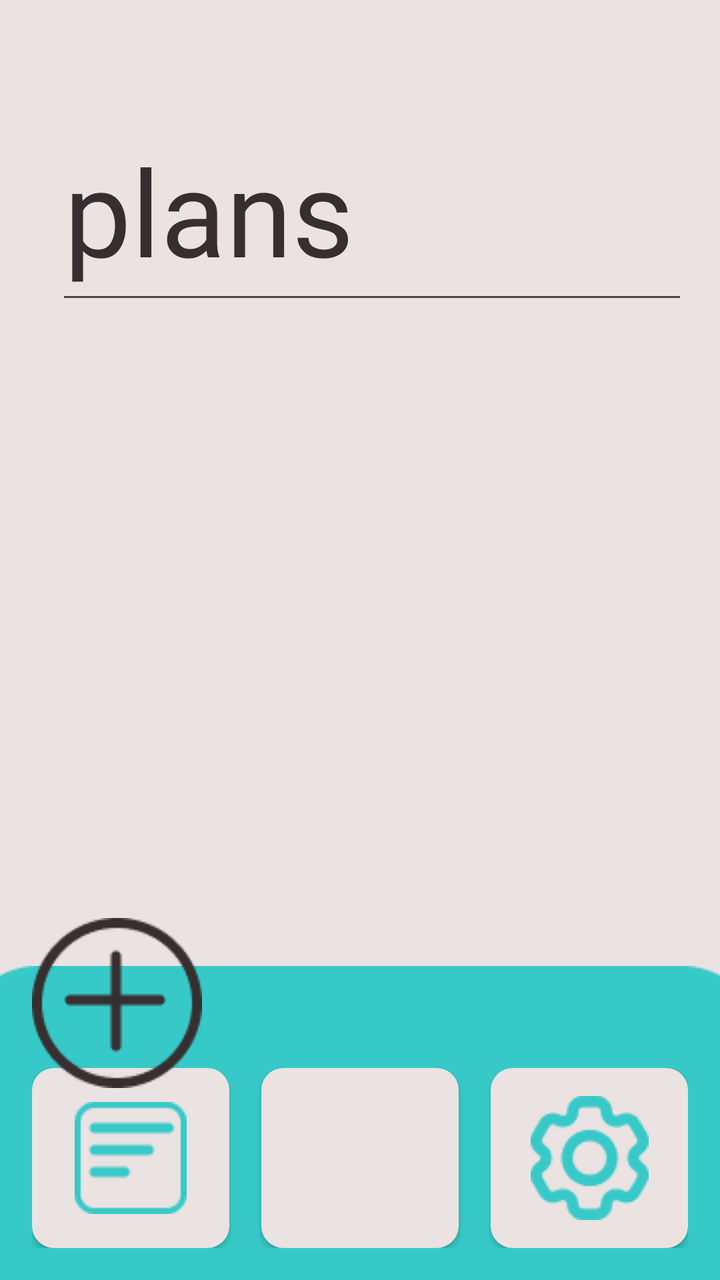
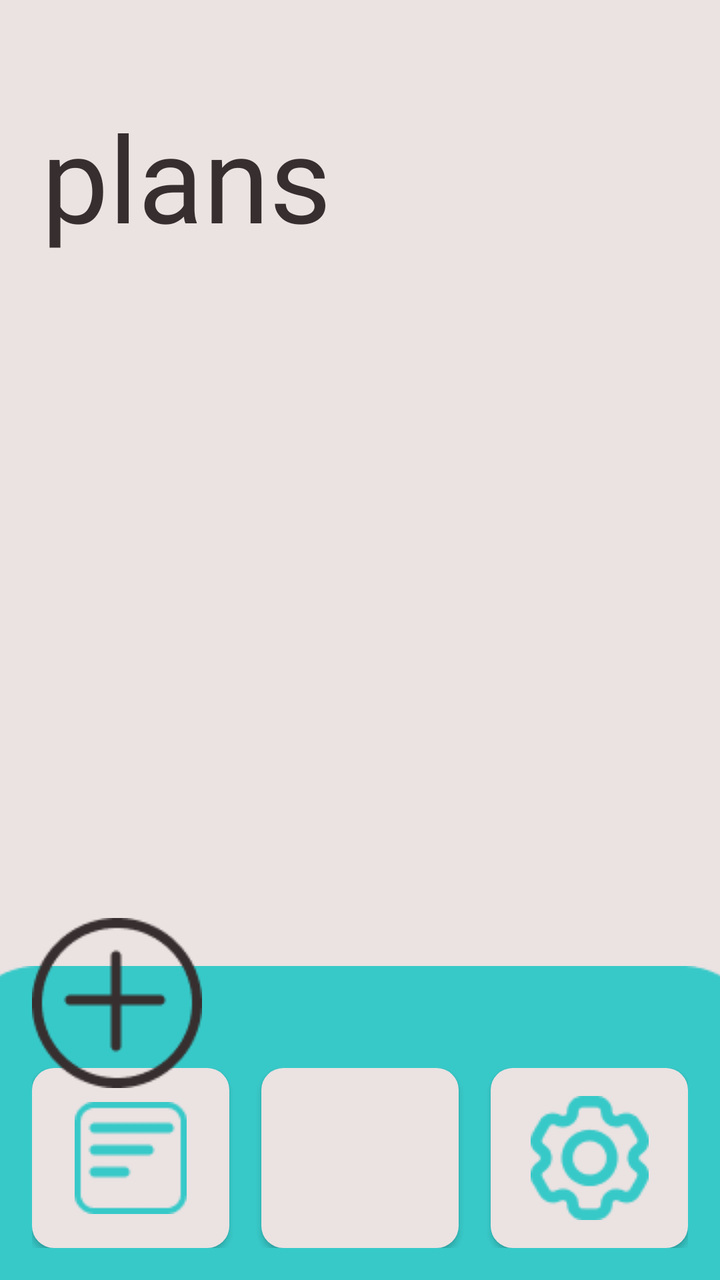

An Android layout rendered at two revisions. The XML below is the earlier revision; the diff shows what the commit changed to produce the second picture.
<!-- AndroidManifest.xml: application theme Theme.Walker -->
<!-- res/layout/activity_plans.xml -->
<?xml version="1.0" encoding="utf-8"?>
<androidx.constraintlayout.widget.ConstraintLayout xmlns:android="http://schemas.android.com/apk/res/android"
    xmlns:app="http://schemas.android.com/apk/res-auto"
    xmlns:tools="http://schemas.android.com/tools"
    android:id="@+id/main"
    android:layout_width="match_parent"
    android:layout_height="match_parent"
    android:background="@color/white"
    tools:context=".activity.PlansActivity">
    <EditText
        android:id="@+id/planText"
        android:layout_width="316dp"
        android:layout_height="107dp"
        android:layout_marginStart="28dp"
        android:layout_marginTop="50dp"
        android:layout_marginEnd="28dp"
        android:ems="10"
        android:fontFamily="@font/serif"
        android:inputType="text"
        android:text="plans"
        android:textAlignment="viewStart"
        android:textColor="@color/black"
        android:textSize="60dp"
        app:layout_constraintEnd_toEndOf="parent"
        app:layout_constraintHorizontal_bias="0.0"
        app:layout_constraintStart_toStartOf="parent"
        app:layout_constraintTop_toTopOf="parent" />

    <ScrollView
        android:id="@+id/scrollPlans"
        android:layout_width="333dp"
        android:layout_height="0dp"
        android:layout_marginStart="28dp"
        android:layout_marginEnd="40dp"
        app:layout_constraintBottom_toTopOf="@id/bar_fragment"
        app:layout_constraintEnd_toEndOf="parent"
        app:layout_constraintHorizontal_bias="0.0"
        app:layout_constraintStart_toStartOf="parent"
        app:layout_constraintTop_toBottomOf="@+id/planText">

        <androidx.constraintlayout.widget.ConstraintLayout
            android:id="@+id/layoutPlans"
            android:layout_width="wrap_content"
            android:layout_height="wrap_content"
            android:gravity="top|left"
            android:orientation="vertical" />
    </ScrollView>

    <include
        android:id="@+id/bar_fragment"
        layout="@layout/fragment_bar"
        android:layout_width="match_parent"
        android:layout_height="wrap_content"
        android:layout_marginBottom="0dp"
        app:layout_constraintStart_toStartOf="parent"
        app:layout_constraintEnd_toEndOf="parent"
        app:layout_constraintBottom_toBottomOf="parent" />

    <ImageButton
        android:id="@+id/add_btn"
        android:layout_width="wrap_content"
        android:layout_height="wrap_content"
        android:layout_marginStart="16dp"
        android:layout_marginBottom="96dp"
        android:background="@android:color/transparent"
        android:src="@drawable/add"
        app:layout_constraintBottom_toBottomOf="parent"
        app:layout_constraintStart_toStartOf="parent"></ImageButton>


</androidx.constraintlayout.widget.ConstraintLayout>
<!-- res/layout/fragment_bar.xml (included above) -->
<?xml version="1.0" encoding="utf-8"?>
<FrameLayout xmlns:android="http://schemas.android.com/apk/res/android"
    xmlns:app="http://schemas.android.com/apk/res-auto"
    xmlns:tools="http://schemas.android.com/tools"
    android:layout_width="match_parent"
    android:layout_height="match_parent"
    tools:context=".BarFragment">
    <ImageView
        android:id="@+id/imageView"
        android:layout_width="wrap_content"
        android:layout_height="wrap_content"
        android:scaleType="centerCrop"
        android:src="@drawable/bar"
        android:layout_gravity="center|bottom"
        android:contentDescription="bar for buttons"/>
    <LinearLayout
        android:layout_width="match_parent"
        android:layout_height="wrap_content"
        android:layout_gravity="bottom"
        android:gravity="center"
        android:orientation="horizontal"
        android:padding="16dp"
        android:paddingBottom="32dp">
        <ImageButton
            android:id="@+id/plan_btn"
            android:layout_width="0dp"
            android:layout_height="90dp"
            android:layout_weight="1"
            android:layout_marginEnd="8dp"
            style="@style/AppTheme.RoundedCornerMaterialButton"
            android:padding="12dp"
            android:scaleType="centerInside"
            android:src="@drawable/plans_unact"
            android:contentDescription="Plan" />
        <ImageButton
            android:id="@+id/smth_btn"
            android:layout_width="0dp"
            android:layout_height="90dp"
            android:layout_weight="1"
            android:layout_marginStart="8dp"
            android:layout_marginEnd="8dp"
            style="@style/AppTheme.RoundedCornerMaterialButton"
            android:padding="12dp"
            android:scaleType="centerInside"
            />
        <ImageButton
            android:id="@+id/setting_btn"
            android:layout_width="0dp"
            android:layout_height="90dp"
            android:layout_weight="1"
            android:layout_marginStart="8dp"
            style="@style/AppTheme.RoundedCornerMaterialButton"

            android:padding="12dp"
            android:scaleType="centerInside"
            android:src="@drawable/setting_unact"
            android:contentDescription="Settings" />
    </LinearLayout>
</FrameLayout>
<!-- resources referenced by this layout -->
<resources>
  <color name="black">#372F2F</color>
  <color name="white">#EBE2E2</color>
  <!-- drawable add: png bitmap (drawable, 2417 bytes) -->
  <!-- drawable bar: png bitmap (drawable, 1365 bytes) -->
  <!-- drawable plans_unact: png bitmap (drawable, 888 bytes) -->
  <!-- drawable setting_unact: png bitmap (drawable, 2336 bytes) -->
  <style name="AppTheme.RoundedCornerMaterialButton" parent="Widget.AppCompat.Button.Colored">
      <item name="android:background">@drawable/rounded_shape</item>
  </style>
  <style name="Theme.Walker" parent="Base.Theme.Walker" />
  <!-- drawable rounded_shape (drawable) -->
  <?xml version="1.0" encoding="utf-8"?>
  <shape
      xmlns:android="http://schemas.android.com/apk/res/android"
      android:shape="rectangle"   >
  
      <solid
          android:color="@color/white" >
      </solid>
  
      <corners
          android:radius="11dp"   >
      </corners>
  
  </shape>
  <style name="Base.Theme.Walker" parent="Theme.Material3.DayNight.NoActionBar">
          
          
      </style>
</resources>

<!-- the commit's change to res/layout/activity_plans.xml (unified diff, before → after) -->
@@ -2,27 +2,26 @@
 <androidx.constraintlayout.widget.ConstraintLayout xmlns:android="http://schemas.android.com/apk/res/android"
     xmlns:app="http://schemas.android.com/apk/res-auto"
     xmlns:tools="http://schemas.android.com/tools"
-    android:id="@+id/main"
+    android:id="@+id/activity_plans"
     android:layout_width="match_parent"
     android:layout_height="match_parent"
     android:background="@color/white"
     tools:context=".activity.PlansActivity">
-    <EditText
+
+    <TextView
         android:id="@+id/planText"
-        android:layout_width="316dp"
-        android:layout_height="107dp"
+        android:layout_width="319dp"
+        android:layout_height="76dp"
         android:layout_marginStart="28dp"
-        android:layout_marginTop="50dp"
+        android:layout_marginTop="48dp"
         android:layout_marginEnd="28dp"
         android:ems="10"
         android:fontFamily="@font/serif"
-        android:inputType="text"
         android:text="plans"
         android:textAlignment="viewStart"
         android:textColor="@color/black"
         android:textSize="60dp"
         app:layout_constraintEnd_toEndOf="parent"
-        app:layout_constraintHorizontal_bias="0.0"
         app:layout_constraintStart_toStartOf="parent"
         app:layout_constraintTop_toTopOf="parent" />
 
@@ -34,7 +33,8 @@
         android:layout_marginEnd="40dp"
         app:layout_constraintBottom_toTopOf="@id/bar_fragment"
         app:layout_constraintEnd_toEndOf="parent"
-        app:layout_constraintHorizontal_bias="0.0"
+        app:layout_constraintHorizontal_bias="0.5"
+        app:layout_constraintStart_toEndOf="@+id/add_btn"
         app:layout_constraintStart_toStartOf="parent"
         app:layout_constraintTop_toBottomOf="@+id/planText">
 
